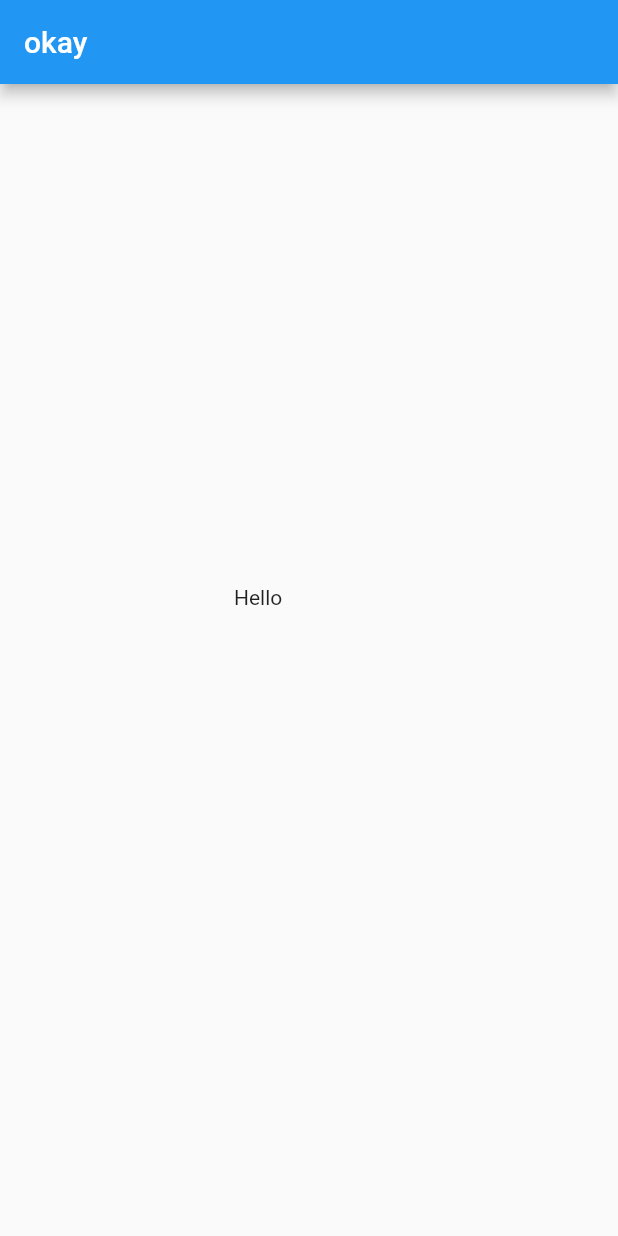
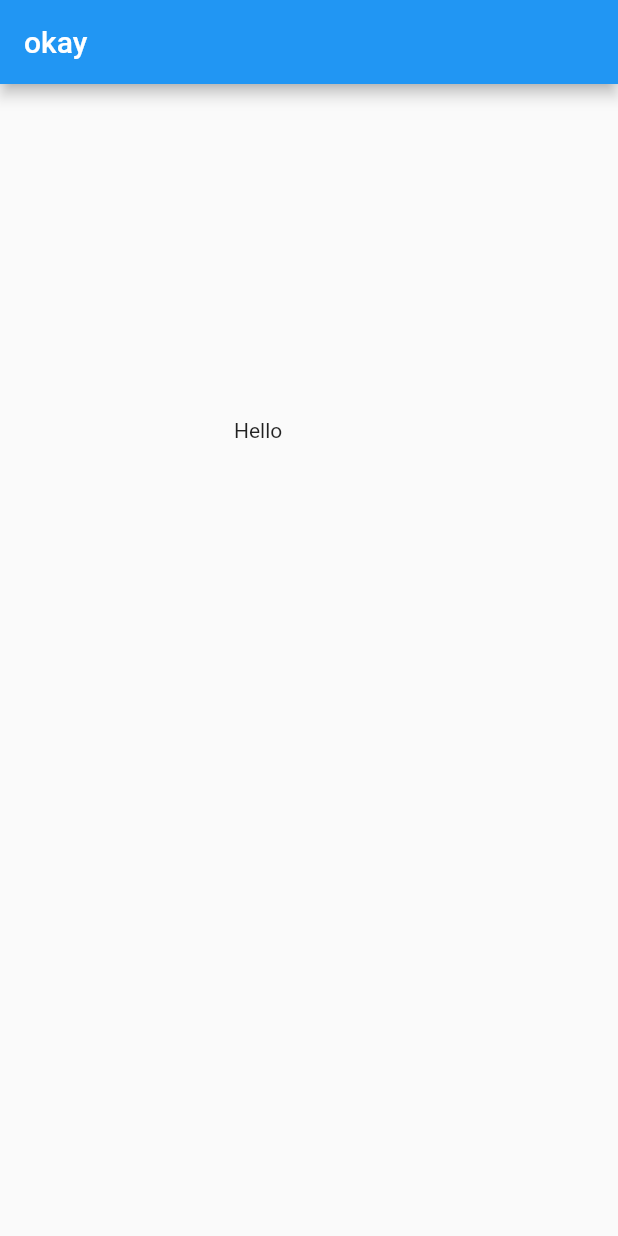
Before and after one commit to Godslovelee/chess_doc_commerce, a Flutter app: the screen it shows after launch, on a phone screen of 412 x 824 dp. Run offline on Flutter 3.47's test engine with Material 2 defaults, Android fonts, the phone set to English and light mode, and no system bars.

Commit message:
adding spacers within main activity widgets..

```diff
--- a/lib/main.dart
+++ b/lib/main.dart
@@ -48,6 +48,7 @@ class _MyHomePageState extends State<MyHomePage> {
 
            ),
             Spacer(),
+            Spacer()
 
 
           ],
```
